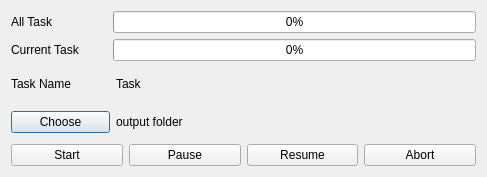
Before: the Qt Designer form gene-seq-control/gui/seq_manager.ui in cyanial/gene-seq-platform-control, drawn with Qt 5.
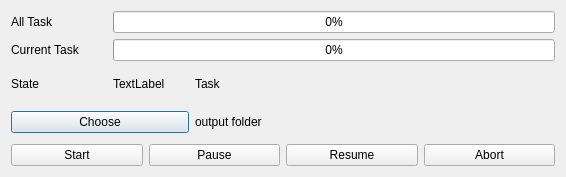
After: the same form once the commit is applied.

```diff
--- a/gene-seq-control/gui/seq_manager.ui
+++ b/gene-seq-control/gui/seq_manager.ui
@@ -6,7 +6,7 @@
    <rect>
     <x>0</x>
     <y>0</y>
-    <width>487</width>
+    <width>566</width>
     <height>177</height>
    </rect>
   </property>
@@ -73,7 +73,14 @@
         </size>
        </property>
        <property name="text">
-        <string>Task Name</string>
+        <string>State</string>
+       </property>
+      </widget>
+     </item>
+     <item>
+      <widget class="QLabel" name="seqStateLabel">
+       <property name="text">
+        <string>TextLabel</string>
        </property>
       </widget>
      </item>
```
